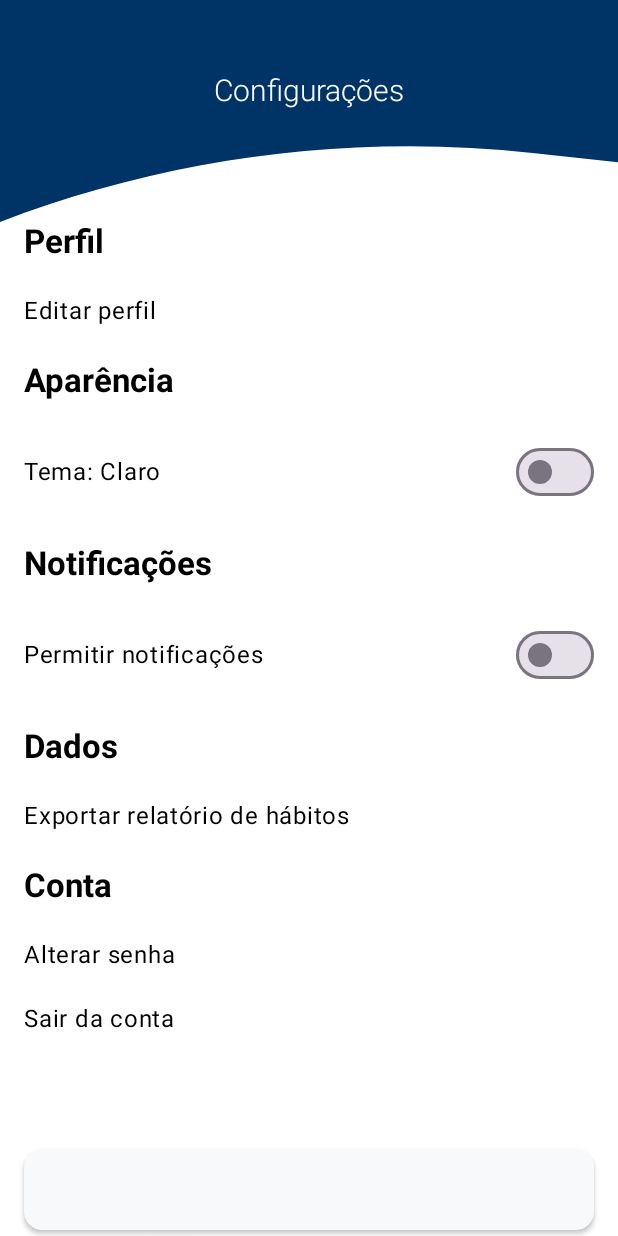
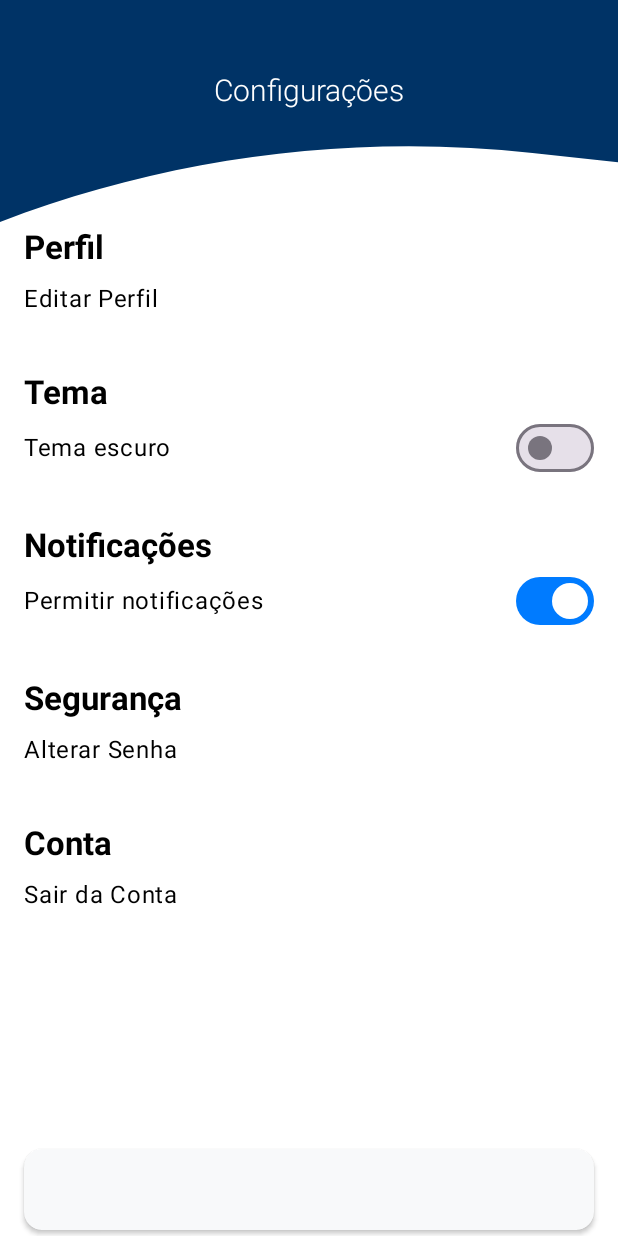
Before and after one commit to igsem123/Habitus, an Android app built with Jetpack Compose: the SettingsScreen screen opened through its navigation route, on a phone screen of 412 x 824 dp. Run offline under Robolectric (Android 15) with nearby library versions, the phone set to English and light mode, and no system bars; our stand-ins replace Dagger/Hilt's generated code, Firebase (no records; nobody signed in at launch, a user with empty details on screens opened directly), Room's generated code; libraries missing offline, so code that uses them is left out: compose.icons, compose.icons.fontawesomeicons, compose.icons.lineawesomeicons; Roboto replaces fonts that are not available here; 3 statements that could not run were skipped.

Commit message:
Fazendo tela das Configurações funcionar, edição de perfil(email,nome), alteração de senha, tema escuro, notificações e logout

```diff
--- a/app/build.gradle.kts
+++ b/app/build.gradle.kts
@@ -53,6 +53,7 @@ dependencies {
     implementation(libs.androidx.ui.graphics)
     implementation(libs.androidx.ui.tooling.preview)
     implementation(libs.androidx.material3)
+    implementation(libs.androidx.appcompat)
     //implementation(libs.firebase.common.ktx)
     testImplementation(libs.junit)
     androidTestImplementation(libs.androidx.junit)
--- a/app/src/main/java/br/com/app/src/main/kotlin/com/habitus/presentation/MainActivity.kt
+++ b/app/src/main/java/br/com/app/src/main/kotlin/com/habitus/presentation/MainActivity.kt
@@ -2,6 +2,7 @@
 
 package br.com.app.src.main.kotlin.com.habitus.presentation
 
+import android.content.Context
 import android.os.Bundle
 import androidx.activity.ComponentActivity
 import androidx.activity.compose.setContent
@@ -51,7 +52,10 @@ class MainActivity : ComponentActivity() {
         super.onCreate(savedInstanceState)
         enableEdgeToEdge()
         setContent {
-            HabitusTheme {
+            val prefs = getSharedPreferences("settings", Context.MODE_PRIVATE)
+            val darkMode = prefs.getBoolean("dark_theme", false)
+
+            HabitusTheme(darkTheme = darkMode) {
                 Habitus()
             }
         }
--- a/app/src/main/java/br/com/app/src/main/kotlin/com/habitus/presentation/screens/SettingsScreen.kt
+++ b/app/src/main/java/br/com/app/src/main/kotlin/com/habitus/presentation/screens/SettingsScreen.kt
@@ -2,6 +2,8 @@ package br.com.app.src.main.kotlin.com.habitus.presentation.screens
 
 
 import android.content.Context
+import android.content.Intent
+import android.provider.Settings
 import androidx.compose.foundation.clickable
 import androidx.compose.foundation.layout.*
 import androidx.compose.foundation.lazy.LazyColumn
@@ -15,158 +17,191 @@ import androidx.compose.ui.platform.LocalContext
 import androidx.compose.ui.text.font.FontWeight
 import androidx.compose.ui.unit.dp
 import android.widget.Toast
+import android.util.Log
+import androidx.appcompat.app.AppCompatDelegate
 import androidx.navigation.NavController
 import androidx.compose.material3.AlertDialog
 import androidx.compose.material3.OutlinedTextField
 import androidx.compose.material3.TextButton
 import androidx.compose.ui.text.input.PasswordVisualTransformation
-import br.com.app.src.main.kotlin.com.habitus.presentation.navigation.destinations.navigateToInitialForm
-
+import com.google.firebase.auth.FirebaseAuth
+import com.google.firebase.auth.EmailAuthProvider
+import com.google.firebase.auth.ktx.userProfileChangeRequest
 
 @Composable
-fun SettingsScreen(navController: NavController, modifier: Modifier = Modifier) {
+fun SettingsScreen(navController: NavController) {
     val context = LocalContext.current
+    val prefs = context.getSharedPreferences("settings", Context.MODE_PRIVATE)
+    val auth = FirebaseAuth.getInstance()
+    val user = auth.currentUser
 
-    var notificationsEnabled by remember { mutableStateOf(false) }
-    var isDarkTheme by remember { mutableStateOf(false) }
+    var showEditDialog by remember { mutableStateOf(false) }
+    var showPasswordDialog by remember { mutableStateOf(false) }
 
-    var showEditProfileDialog by remember { mutableStateOf(false) }
-    var showChangePasswordDialog by remember { mutableStateOf(false) }
+    var darkTheme by remember { mutableStateOf(prefs.getBoolean("dark_theme", false)) }
+    var allowNotifications by remember { mutableStateOf(prefs.getBoolean("allow_notifications", true)) }
 
-    Box(
-        modifier = modifier
-            .fillMaxSize()
-            .padding(16.dp)
-    ) {
-        LazyColumn(
-            horizontalAlignment = Alignment.CenterHorizontally,
-            modifier = Modifier.fillMaxWidth()
-        ) {
+    var name by remember { mutableStateOf(user?.displayName ?: "") }
+    var email by remember { mutableStateOf(user?.email ?: "") }
 
-            //Perfil
-            item { SectionTitle("Perfil") }
+    if (user == null) {
+        Toast.makeText(context, "Usuário não autenticado", Toast.LENGTH_SHORT).show()
+        return
+    }
 
-            item {
-                SettingsItem("Editar perfil") {
-                    showEditProfileDialog = true
+    if (showEditDialog) {
+        EditProfileDialog(
+            onDismiss = { showEditDialog = false },
+            onSave = { newName, newEmail, password ->
+                // Atualiza nome
+                if (newName.isNotBlank()) {
+                    val profileUpdate = userProfileChangeRequest {
+                        setDisplayName(newName)
+                    }
+                    user.updateProfile(profileUpdate)
+                        .addOnSuccessListener { name = newName }
+                        .addOnFailureListener {
+                            Toast.makeText(context, "Erro ao atualizar nome", Toast.LENGTH_SHORT).show()
                         }
                 }
 
-            //Aparência
-            item { SectionTitle("Aparência") }
+                // Solicita verificação de e-mail para alteração
+                if (newEmail.isNotBlank() && newEmail != email) {
+                    if (password.isBlank()) {
+                        Toast.makeText(context, "Informe a senha para alterar o e-mail", Toast.LENGTH_LONG).show()
+                    } else {
+                        val credential = EmailAuthProvider.getCredential(user.email!!, password)
+                        user.reauthenticate(credential)
+                            .addOnSuccessListener {
+                                user.verifyBeforeUpdateEmail(newEmail)
+                                    .addOnSuccessListener {
+                                        Toast.makeText(
+                                            context,
+                                            "Verifique o novo email. Um link foi enviado para confirmação.",
+                                            Toast.LENGTH_LONG
+                                        ).show()
+                                    }
+                                    .addOnFailureListener { ex ->
+                                        Log.e("SettingsScreen", "Erro ao solicitar verificação", ex)
+                                        Toast.makeText(
+                                            context,
+                                            "Erro ao enviar e-mail de verificação: ${ex.message}",
+                                            Toast.LENGTH_LONG
+                                        ).show()
+                                    }
+                            }
+                            .addOnFailureListener {
+                                Toast.makeText(context, "Senha incorreta. Não foi possível reautenticar.", Toast.LENGTH_LONG).show()
+                            }
+                    }
+                }
+
+                if (newName.isBlank() && (newEmail.isBlank() || newEmail == email)) {
+                    Toast.makeText(context, "Nenhuma alteração detectada", Toast.LENGTH_SHORT).show()
+                }
+
+                showEditDialog = false
+            }
+        )
+    }
+
+    if (showPasswordDialog) {
+        ChangePasswordDialog(
+            onDismiss = { showPasswordDialog = false },
+            onChange = { newPass, confirmPass ->
+                if (newPass == confirmPass) {
+                    user?.updatePassword(newPass)
+                        ?.addOnSuccessListener {
+                            Toast.makeText(context, "Senha alterada", Toast.LENGTH_SHORT).show()
+                        }
+                        ?.addOnFailureListener {
+                            Toast.makeText(context, "Erro ao alterar senha", Toast.LENGTH_SHORT).show()
+                        }
+                    showPasswordDialog = false
+                } else {
+                    Toast.makeText(context, "Senhas não coincidem", Toast.LENGTH_SHORT).show()
+                }
+            }
+        )
+    }
+
+    LazyColumn(
+        modifier = Modifier
+            .fillMaxSize()
+            .padding(16.dp),
+        verticalArrangement = Arrangement.spacedBy(12.dp)
+    ) {
+        item {
+            SectionTitle("Perfil")
+            SettingsItem("Editar Perfil") { showEditDialog = true }
+        }
 
         item {
+            SectionTitle("Tema")
             Row(
-                    modifier = Modifier
-                        .fillMaxWidth()
-                        .padding(vertical = 12.dp),
                 verticalAlignment = Alignment.CenterVertically,
-                    horizontalArrangement = Arrangement.Center
+                modifier = Modifier.fillMaxWidth()
             ) {
-                    Text(
-                        text = if (isDarkTheme) "Tema: Escuro" else "Tema: Claro",
-                        style = MaterialTheme.typography.bodyLarge,
-                        modifier = Modifier.weight(1f)
+                Text("Tema escuro", modifier = Modifier.weight(1f))
+                Switch(
+                    checked = darkTheme,
+                    onCheckedChange = {
+                        darkTheme = it
+                        prefs.edit().putBoolean("dark_theme", it).apply()
+                        AppCompatDelegate.setDefaultNightMode(
+                            if (it) AppCompatDelegate.MODE_NIGHT_YES else AppCompatDelegate.MODE_NIGHT_NO
                         )
-                    Switch(
-                        checked = isDarkTheme,
-                        onCheckedChange = {
-                            isDarkTheme = it
-                            Toast.makeText(
-                                context,
-                                if (it) "Tema Escuro ativado" else "Tema Claro ativado",
-                                Toast.LENGTH_SHORT
-                            ).show()
-
                     }
                 )
             }
         }
 
-            //Notificações
-            item { SectionTitle("Notificações") }
-
         item {
+            SectionTitle("Notificações")
             Row(
-                    modifier = Modifier
-                        .fillMaxWidth()
-                        .padding(vertical = 12.dp),
                 verticalAlignment = Alignment.CenterVertically,
-                    horizontalArrangement = Arrangement.Center
+                modifier = Modifier.fillMaxWidth()
             ) {
-                    Text(
-                        text = "Permitir notificações",
-                        modifier = Modifier.weight(1f),
-                        style = MaterialTheme.typography.bodyLarge
-                    )
+                Text("Permitir notificações", modifier = Modifier.weight(1f))
                 Switch(
-                        checked = notificationsEnabled,
+                    checked = allowNotifications,
                     onCheckedChange = {
-                            notificationsEnabled = it
+                        allowNotifications = it
+                        prefs.edit().putBoolean("allow_notifications", it).apply()
+                        if (it) {
+                            val intent = Intent(Settings.ACTION_APP_NOTIFICATION_SETTINGS).apply {
+                                putExtra(Settings.EXTRA_APP_PACKAGE, context.packageName)
+                            }
+                            context.startActivity(intent)
+                        } else {
                             Toast.makeText(
                                 context,
-                                if (it) "Notificações ativadas" else "Notificações desativadas",
-                                Toast.LENGTH_SHORT
+                                "Notificações desativadas no app. Vá em Configurações do sistema para reativar.",
+                                Toast.LENGTH_LONG
                             ).show()
+                        }
                     }
                 )
             }
         }
 
-            //Exportar relatório
-            item { SectionTitle("Dados") }
+        item {
+            SectionTitle("Segurança")
+            SettingsItem("Alterar Senha") { showPasswordDialog = true }
+        }
 
         item {
-                SettingsItem("Exportar relatório de hábitos") {
-                    Toast.makeText(context, "Exportar relatório", Toast.LENGTH_SHORT).show()
+            SectionTitle("Conta")
+            SettingsItem("Sair da Conta") {
+                auth.signOut()
+                navController.navigate("initial_form") {
+                    popUpTo(0) { inclusive = true }
+                }
+            }
+        }
     }
 }
 
-            item { SectionTitle("Conta") }
-
-            //Alterar senha e sair da conta
-            item {
-                SettingsItem("Alterar senha")  {
-                    showChangePasswordDialog = true
-                }
-            }
-
-            item {
-                SettingsItem("Sair da conta") {
-                    logout(context)
-                    Toast.makeText(context, "Você foi deslogado", Toast.LENGTH_SHORT).show()
-                    navController.navigateToInitialForm()  //Navega para a tela inicial
-                }
-            }
-
-            item { Spacer(modifier = Modifier.height(32.dp)) }
-        }
-    }
-
-if (showEditProfileDialog) {
-    EditProfileDialog(
-        onDismiss = { showEditProfileDialog = false },
-        onSave = { name, email ->
-            Toast.makeText(context, "Nome salvo: $name\nEmail salvo: $email", Toast.LENGTH_SHORT).show()
-            showEditProfileDialog = false
-        }
-    )
-}
-
-if (showChangePasswordDialog) {
-    ChangePasswordDialog(
-        onDismiss = { showChangePasswordDialog = false },
-        onChange = { newPassword, confirmPassword ->
-            if (newPassword == confirmPassword && newPassword.isNotBlank()) {
-                Toast.makeText(context, "Senha alterada com sucesso!", Toast.LENGTH_SHORT).show()
-                showChangePasswordDialog = false
-            } else {
-                Toast.makeText(context, "As senhas não coincidem ou estão vazias.", Toast.LENGTH_SHORT).show()
-            }
-        }
-    )
-}
-}
 
 @Composable
 fun SectionTitle(text: String) {
@@ -175,17 +210,17 @@ fun SectionTitle(text: String) {
         style = MaterialTheme.typography.titleLarge,
         fontWeight = FontWeight.Bold,
         modifier = Modifier
-            .padding(vertical = 12.dp)
-            .fillMaxWidth(),
-        maxLines = 1
+            .padding(top = 16.dp)
+            .fillMaxWidth()
     )
 }
 
 @Composable
 //Editar Perfil: edição de nome e e-mail
-fun EditProfileDialog(onDismiss: () -> Unit, onSave: (String, String) -> Unit) {
+fun EditProfileDialog(onDismiss: () -> Unit, onSave: (String, String, String) -> Unit) {
     var name by remember { mutableStateOf("") }
     var email by remember { mutableStateOf("") }
+    var password by remember { mutableStateOf("") }
 
     AlertDialog(
         onDismissRequest = onDismiss,
@@ -207,10 +242,19 @@ fun EditProfileDialog(onDismiss: () -> Unit, onSave: (String, String) -> Unit) {
                     singleLine = true,
                     modifier = Modifier.fillMaxWidth()
                 )
+                Spacer(modifier = Modifier.height(8.dp))
+                OutlinedTextField(
+                    value = password,
+                    onValueChange = { password = it },
+                    label = { Text("Senha (para alterar e-mail)") },
+                    singleLine = true,
+                    modifier = Modifier.fillMaxWidth(),
+                    visualTransformation = PasswordVisualTransformation()
+                )
             }
         },
         confirmButton = {
-            TextButton(onClick = { onSave(name, email) }) {
+            TextButton(onClick = { onSave(name, email, password) }) {
                 Text("Salvar")
             }
         },
--- a/gradle/libs.versions.toml
+++ b/gradle/libs.versions.toml
@@ -23,6 +23,7 @@ lineAwesome = "1.1.1"
 navigationCompose = "2.9.0"
 roomRuntime = "2.7.1"
 uiTextGoogleFonts = "1.8.2"
+appcompat = "1.7.1"
 
 [libraries]
 androidx-core-ktx = { group = "androidx.core", name = "core-ktx", version.ref = "coreKtx" }
@@ -58,6 +59,7 @@ androidx-ui-test-manifest = { group = "androidx.compose.ui", name = "ui-test-man
 androidx-ui-test-junit4 = { group = "androidx.compose.ui", name = "ui-test-junit4" }
 androidx-material3 = { group = "androidx.compose.material3", name = "material3", version = "1.4.0-alpha15" }
 line-awesome = { module = "br.com.devsrsouza.compose.icons:line-awesome", version.ref = "lineAwesome" }
+androidx-appcompat = { group = "androidx.appcompat", name = "appcompat", version.ref = "appcompat" }
 
 [plugins]
 android-application = { id = "com.android.application", version.ref = "agp" }
```
Lines whose indentation alone changed are shown as unchanged.
